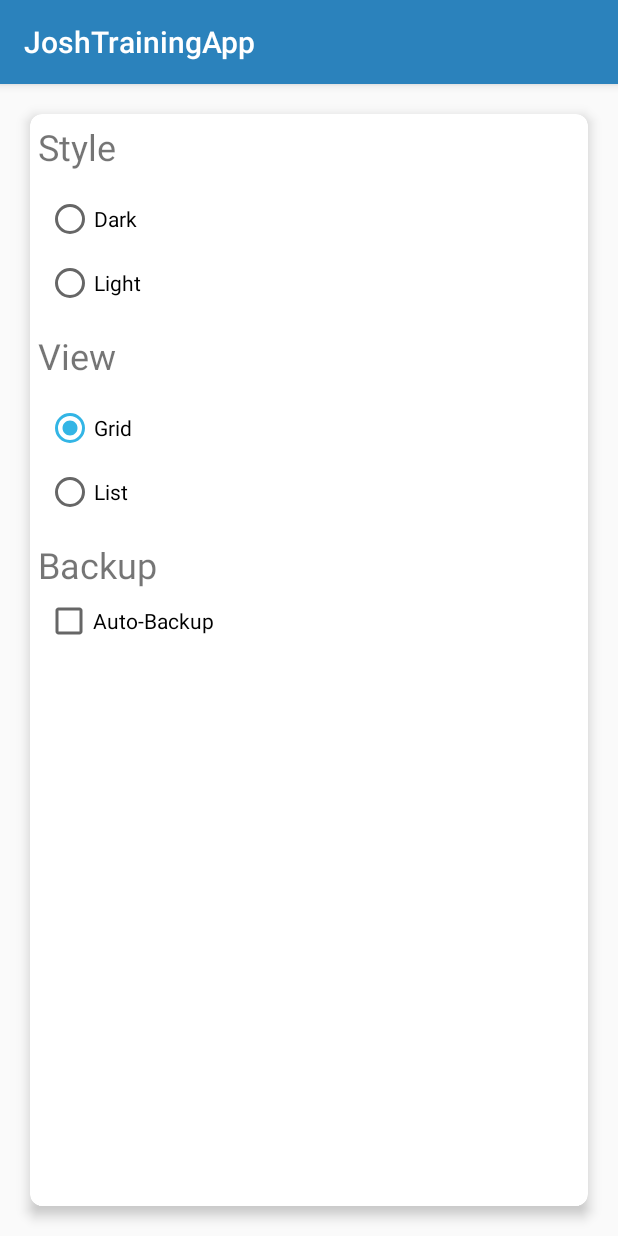
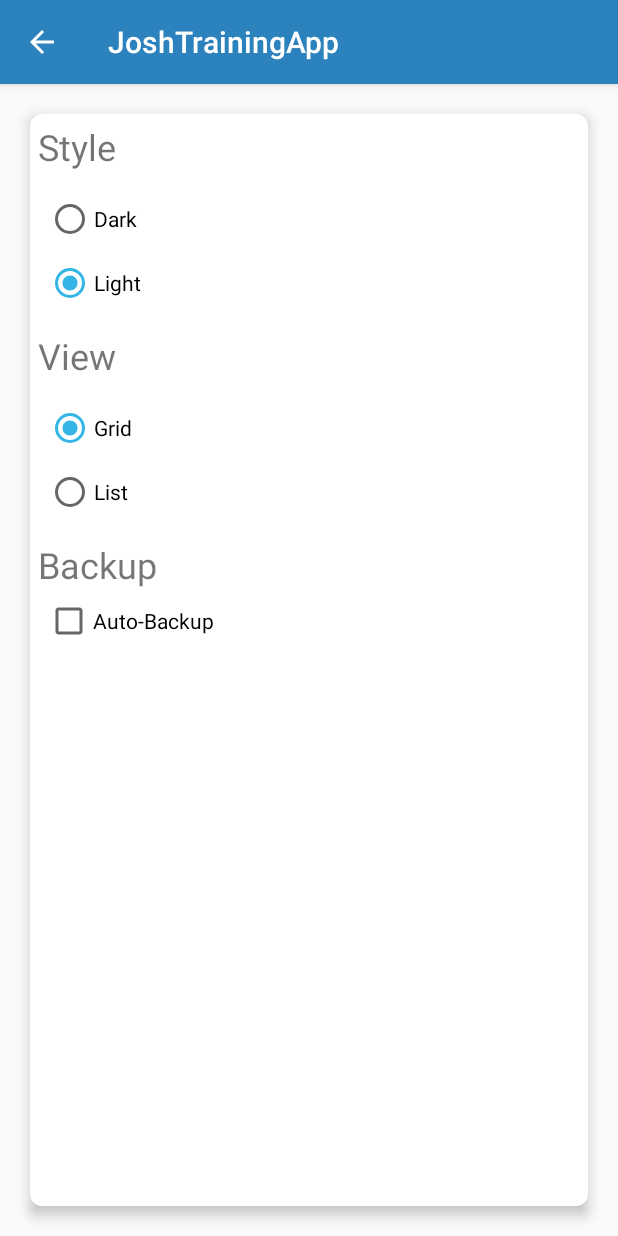
Before and after one commit to aniket2098/NotesApp, an Android app: the screen it shows after launch (SettingsActivity), in the options menu, after a tap on "Settings", on a phone screen of 412 x 824 dp. Run offline under Robolectric (Android 15) with nearby library versions, the phone set to English and light mode, and no system bars.

Commit message:
Added sort. Resolved the Settings bug. Minor UI fixes.

```diff
--- a/app/src/main/java/com/example/josh/joshtrainingapp/Activity/NavigationHome.java
+++ b/app/src/main/java/com/example/josh/joshtrainingapp/Activity/NavigationHome.java
@@ -7,13 +7,12 @@ import android.content.DialogInterface;
 import android.content.Intent;
 import android.content.SharedPreferences;
 import android.content.pm.PackageManager;
-import android.graphics.drawable.Drawable;
 import android.os.Bundle;
 import android.os.Environment;
+import android.support.design.widget.NavigationView;
 import android.support.v4.app.Fragment;
 import android.support.v4.app.FragmentManager;
 import android.support.v4.app.FragmentTransaction;
-import android.support.design.widget.NavigationView;
 import android.support.v4.content.ContextCompat;
 import android.support.v4.view.GravityCompat;
 import android.support.v4.widget.DrawerLayout;
@@ -23,9 +22,9 @@ import android.support.v7.widget.Toolbar;
 import android.util.Log;
 import android.view.Menu;
 import android.view.MenuItem;
-import android.widget.TextView;
 import android.widget.Toast;
 
+import com.example.josh.joshtrainingapp.Adapter.NotesAdapter;
 import com.example.josh.joshtrainingapp.Fragment.NotesFragment;
 import com.example.josh.joshtrainingapp.R;
 
@@ -34,13 +33,12 @@ import java.io.FileInputStream;
 import java.io.FileOutputStream;
 import java.io.InputStream;
 import java.io.OutputStream;
-import java.nio.channels.FileChannel;
 
 public class NavigationHome extends AppCompatActivity
         implements NavigationView.OnNavigationItemSelectedListener {
 
     Bundle bundle = new Bundle();
-
+    NotesFragment notesFragment;
     SharedPreferences sharedPreferences;
 
     @Override
@@ -61,7 +59,8 @@ public class NavigationHome extends AppCompatActivity
         setContentView(R.layout.activity_navigation_home);
         Toolbar toolbar = (Toolbar) findViewById(R.id.toolbar);
         setSupportActionBar(toolbar);
-        changeFragment(new NotesFragment());
+        notesFragment = new NotesFragment();
+        changeFragment(notesFragment);
 
         DrawerLayout drawer = (DrawerLayout) findViewById(R.id.drawer_layout);
         ActionBarDrawerToggle toggle = new ActionBarDrawerToggle(
@@ -207,6 +206,11 @@ public class NavigationHome extends AppCompatActivity
                     .setIcon(android.R.drawable.ic_dialog_alert)
                     .show();
         }
+        else if(id == R.id.action_sort) {
+
+            NotesAdapter notesAdapter = notesFragment.getNotesAdapter();
+            notesAdapter.sortByTitle();
+        }
         return super.onOptionsItemSelected(item);
 
     }
--- a/app/src/main/java/com/example/josh/joshtrainingapp/Activity/SettingsActivity.java
+++ b/app/src/main/java/com/example/josh/joshtrainingapp/Activity/SettingsActivity.java
@@ -6,74 +6,95 @@ import android.content.ComponentName;
 import android.content.Context;
 import android.content.Intent;
 import android.content.SharedPreferences;
+import android.os.Bundle;
 import android.support.v7.app.AppCompatActivity;
-import android.os.Bundle;
 import android.util.Log;
+import android.view.MenuItem;
 import android.widget.CheckBox;
 import android.widget.CompoundButton;
 import android.widget.RadioButton;
 import android.widget.RadioGroup;
 import android.widget.Toast;
 
+import com.example.josh.joshtrainingapp.R;
 import com.example.josh.joshtrainingapp.Services.JobBackup;
-import com.example.josh.joshtrainingapp.R;
 
 public class SettingsActivity extends AppCompatActivity {
 
+    CheckBox checkBox;
+    RadioGroup radioGroupThemeSelection;
+    RadioGroup radioGroupViewSelection;
+    SharedPreferences sharedPreferences;
+    String style;
+    String view;
+    Boolean checkBackup;
+
+    @Override
+    protected void onPostResume() {
+        super.onPostResume();
+        setSettings();
+    }
 
     @Override
     protected void onCreate(Bundle savedInstanceState) {
         super.onCreate(savedInstanceState);
 
-        RadioGroup rg;
         Log.i("LOGGG", "onCreate: ");
-        SharedPreferences sharedPreferences = getSharedPreferences("NotePref", Context.MODE_PRIVATE);
-        String style = sharedPreferences.getString("Style", "");
-        String view = sharedPreferences.getString("View", "");
-        Boolean checkBackup = sharedPreferences.getBoolean("autoBackup", false);
+        sharedPreferences = getSharedPreferences("NotePref", Context.MODE_PRIVATE);
+        style = sharedPreferences.getString("Style", "");
+        view = sharedPreferences.getString("View", "");
+        checkBackup = sharedPreferences.getBoolean("autoBackup", false);
+
         if(style.equals("Dark")) {
             setTheme(R.style.DarkTheme);
         }
         else {
             setTheme(R.style.LightTheme);
         }
+
         final Intent intent = new Intent();
         setContentView(R.layout.activity_settings);
-        rg = findViewById(R.id.rg1);
+        checkBox = findViewById(R.id.checkBoxBackup);
+        radioGroupViewSelection = findViewById(R.id.rg2);
+        radioGroupThemeSelection = findViewById(R.id.rg1);
+        android.support.v7.app.ActionBar actionBar = getSupportActionBar();
+        actionBar.setDisplayHomeAsUpEnabled(true);
+        System.out.println("INIT");
         final SharedPreferences.Editor editor = getSharedPreferences("NotePref", Context.MODE_PRIVATE).edit();
-        rg.setOnCheckedChangeListener(new RadioGroup.OnCheckedChangeListener() {
+
+        radioGroupThemeSelection.setOnCheckedChangeListener(new RadioGroup.OnCheckedChangeListener() {
             public void onCheckedChanged(RadioGroup group, int checkedId) {
+
+                if (findViewById(checkedId).isPressed()) {
+                    checkBox.setOnCheckedChangeListener(null);
+                    radioGroupThemeSelection.setOnCheckedChangeListener(null);
                     Log.i("LOGGG", "onCheckedChanged: ");
-                String value = ((RadioButton)findViewById(checkedId)).getText().toString();
-                if(value.equals("Dark")) {
+                    String value = ((RadioButton) findViewById(checkedId)).getText().toString();
+                    if (value.equals("Dark")) {
                         editor.putString("Style", "Dark");
-                    setTheme(R.style.DarkTheme);
+
 
                     } else {
                         editor.putString("Style", "Light");
-                    setTheme(R.style.LightTheme);
+
                     }
                     editor.apply();
                     setResult(1);
+
                     setContentView(R.layout.activity_settings);
                     recreate();
                 }
+            }
         });
 
-        rg = findViewById(R.id.rg2);
 
-        if(view.equals("List")) {
 
-            rg.check(R.id.radioButtonList);
-        }
-        else {
-            rg.check(R.id.radioButtonGrid);
-        }
+        radioGroupViewSelection.setOnCheckedChangeListener(new RadioGroup.OnCheckedChangeListener() {
 
-        rg = findViewById(R.id.rg2);
-        rg.setOnCheckedChangeListener(new RadioGroup.OnCheckedChangeListener() {
+            @Override
             public void onCheckedChanged(RadioGroup group, int checkedId) {
                 String value = ((RadioButton)findViewById(checkedId)).getText().toString();
+
                 if(value.equals("List")) {
                     editor.putString("View", "List");
                 }
@@ -84,17 +105,16 @@ public class SettingsActivity extends AppCompatActivity {
             }
         });
 
-        CheckBox checkBox = findViewById(R.id.checkBoxBackup);
 
-        if(checkBackup) {
-            checkBox.setChecked(true);
-        }
+
         checkBox.setOnCheckedChangeListener(new CompoundButton.OnCheckedChangeListener() {
+
             @Override
             public void onCheckedChanged(CompoundButton buttonView, boolean isChecked) {
-                JobScheduler jobScheduler = (JobScheduler)getApplicationContext()
+                JobScheduler jobScheduler = (JobScheduler) getApplicationContext()
                         .getSystemService(JOB_SCHEDULER_SERVICE);
-                if(isChecked) {
+                if (checkBox.isPressed()) {
+                    if (isChecked) {
 
                         editor.putBoolean("autoBackup", true);
                         editor.apply();
@@ -119,6 +139,44 @@ public class SettingsActivity extends AppCompatActivity {
                         editor.apply();
                     }
                 }
+            }
         });
+
+    }
+
+    public void setSettings() {
+
+        System.out.println("INSET");
+        if(checkBackup) {
+            checkBox.setChecked(true);
+        }
+        if(style.equals("Dark")) {
+            System.out.println("Dark");
+            radioGroupThemeSelection.check(R.id.radioButtonDark);
+        }
+        else {
+            System.out.println("Light");
+            radioGroupThemeSelection.check(R.id.radioButtonLight);
+        }
+        if(view.equals("List")) {
+
+            radioGroupViewSelection.check(R.id.radioButtonList);
+        }
+        else {
+            radioGroupViewSelection.check(R.id.radioButtonGrid);
         }
     }
+
+
+    @Override
+    public boolean onOptionsItemSelected(MenuItem item) {
+
+        switch (item.getItemId()) {
+
+            case android.R.id.home:
+                this.finish();
+                return true;
+        }
+        return super.onOptionsItemSelected(item);
+    }
+}
--- a/app/src/main/java/com/example/josh/joshtrainingapp/Fragment/NotesFragment.java
+++ b/app/src/main/java/com/example/josh/joshtrainingapp/Fragment/NotesFragment.java
@@ -2,7 +2,6 @@ package com.example.josh.joshtrainingapp.Fragment;
 
 import android.content.Context;
 import android.content.SharedPreferences;
-import android.database.Cursor;
 import android.os.Bundle;
 import android.support.design.widget.FloatingActionButton;
 import android.support.v4.app.Fragment;
@@ -16,17 +15,14 @@ import android.view.View;
 import android.view.ViewGroup;
 
 import com.example.josh.joshtrainingapp.Adapter.NotesAdapter;
-import com.example.josh.joshtrainingapp.Database.DBManager;
 import com.example.josh.joshtrainingapp.POJO.NoteDisplayObject;
 import com.example.josh.joshtrainingapp.R;
-
-import java.util.ArrayList;
-import java.util.List;
 
 
 public class NotesFragment extends Fragment {
 
     String style;
+    NotesAdapter notesAdapter;
 
     public NotesFragment() {
     }
@@ -37,22 +33,8 @@ public class NotesFragment extends Fragment {
         Bundle bundle = getArguments();
         style = bundle.getString("Style");
 
-        List<NoteDisplayObject> notes = new ArrayList<>();
-        DBManager dbManager = new DBManager(getContext());
-        dbManager.open();
-        Cursor cursor = dbManager.fetch();
-        do {
-                    try {
-                        notes.add(new NoteDisplayObject(cursor.getString(cursor.getColumnIndex("title")),
-                                cursor.getString(cursor.getColumnIndex("date")),
-                                cursor.getInt(cursor.getColumnIndex("_id")),
-                                cursor.getString(cursor.getColumnIndex("note")),
-                                cursor.getString(cursor.getColumnIndex("tag"))));
-                    } catch(Exception e) {
-                        break;
-                    }
-        } while (cursor.moveToNext());
-        NotesAdapter notesAdapter = new NotesAdapter(notes, getFragmentManager(), getContext(), style);
+        notesAdapter = new NotesAdapter(new NoteDisplayObject().getNotes(getContext()), getFragmentManager(), getContext(), style);
+
         RecyclerView recyclerView = getView().findViewById(R.id.notesRecycler);
         SharedPreferences preferences = this.getActivity().getSharedPreferences("NotePref", Context.MODE_PRIVATE);
         if(preferences.getString("View","").equals("List")) {
@@ -95,4 +77,7 @@ public class NotesFragment extends Fragment {
             return inflater.inflate(R.layout.fragment_notes, container, false);
         }
 
+    public NotesAdapter getNotesAdapter() {
+        return notesAdapter;
+    }
 }
--- a/app/src/main/java/com/example/josh/joshtrainingapp/POJO/NoteDisplayObject.java
+++ b/app/src/main/java/com/example/josh/joshtrainingapp/POJO/NoteDisplayObject.java
@@ -1,4 +1,12 @@
 package com.example.josh.joshtrainingapp.POJO;
+
+import android.content.Context;
+import android.database.Cursor;
+
+import com.example.josh.joshtrainingapp.Database.DBManager;
+
+import java.util.ArrayList;
+import java.util.List;
 
 public class NoteDisplayObject {
 
@@ -7,6 +15,9 @@ public class NoteDisplayObject {
     String desc;
     String tag;
     Integer position;
+
+    public NoteDisplayObject() {
+    }
 
     public NoteDisplayObject(String note, String date, Integer position, String desc, String tag) {
 
@@ -36,4 +47,23 @@ public class NoteDisplayObject {
     public String getTag() {
         return tag;
     }
+
+    public List<NoteDisplayObject> getNotes(Context context) {
+        List<NoteDisplayObject> notes = new ArrayList<>();
+        DBManager dbManager = new DBManager(context);
+        dbManager.open();
+        Cursor cursor = dbManager.fetch();
+        do {
+            try {
+                notes.add(new NoteDisplayObject(cursor.getString(cursor.getColumnIndex("title")),
+                        cursor.getString(cursor.getColumnIndex("date")),
+                        cursor.getInt(cursor.getColumnIndex("_id")),
+                        cursor.getString(cursor.getColumnIndex("note")),
+                        cursor.getString(cursor.getColumnIndex("tag"))));
+            } catch(Exception e) {
+                break;
+            }
+        } while (cursor.moveToNext());
+        return notes;
+    }
 }
--- /dev/null
+++ b/app/src/main/res/drawable/nav_selector.xml
@@ -0,0 +1,4 @@
+<selector xmlns:android="http://schemas.android.com/apk/res/android">
+    <item android:color="#2296ff"  />
+    <!--<item android:color="#E91E63" />-->
+</selector>
--- a/app/src/main/res/layout/activity_navigation_home.xml
+++ b/app/src/main/res/layout/activity_navigation_home.xml
@@ -20,6 +20,8 @@
         android:layout_gravity="start"
         android:fitsSystemWindows="true"
         app:headerLayout="@layout/nav_header_navigation_home"
+        app:itemTextColor="@drawable/nav_selector"
+        app:itemIconTint="@drawable/nav_selector"
         app:menu="@menu/activity_navigation_home_drawer" />
 
 </android.support.v4.widget.DrawerLayout>
--- a/app/src/main/res/menu/activity_navigation_home_drawer.xml
+++ b/app/src/main/res/menu/activity_navigation_home_drawer.xml
@@ -1,13 +1,14 @@
 <?xml version="1.0" encoding="utf-8"?>
 <menu xmlns:android="http://schemas.android.com/apk/res/android"
     xmlns:tools="http://schemas.android.com/tools"
+    xmlns:anidroid="http://schemas.android.com/apk/res-auto"
     tools:showIn="navigation_view">
 
     <group android:checkableBehavior="single">
         <item
             android:id="@+id/nav_notes"
             android:icon="@drawable/notepad"
-            android:title="Notes" />
+            android:title="@string/notes" />
     </group>
 
 </menu>
--- a/app/src/main/res/menu/navigation_home.xml
+++ b/app/src/main/res/menu/navigation_home.xml
@@ -19,4 +19,9 @@
         android:title="@string/restore"
         app:showAsAction="never" />
 
+    <item
+        android:id="@+id/action_sort"
+        android:orderInCategory="100"
+        android:title="@string/sort"
+        app:showAsAction="never" />
 </menu>
--- a/app/src/main/res/values/strings.xml
+++ b/app/src/main/res/values/strings.xml
@@ -98,4 +98,6 @@
     <string name="style">Style</string>
     <string name="restore">Restore</string>
     <string name="backup">Backup</string>
+    <string name="sort">Sort</string>
+    <string name="notes">Notes</string>
 </resources>
```
Also changed, not shown: app/src/main/java/com/example/josh/joshtrainingapp/Adapter/NotesAdapter.java (+25 -5 lines), app/src/main/java/com/example/josh/joshtrainingapp/Services/JobBackup.java (+4 -3 lines), 2 other files. Lines whose indentation alone changed are shown as unchanged.
